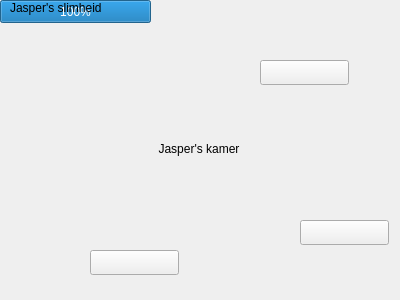
This is kamer_jasper.ui in djog/djog_nanos_2018 as Qt 5 draws it before an edit. The edited form follows.
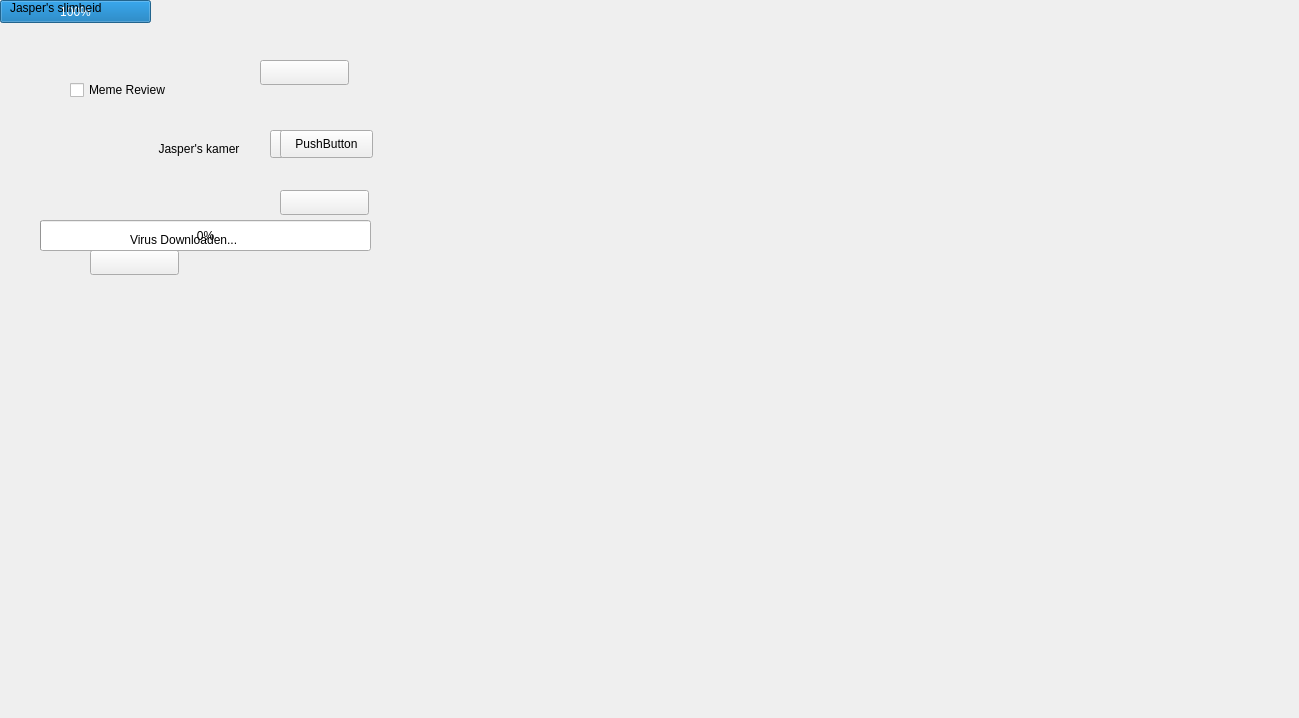
This is the edited form. Icons and pictures are not drawn.

The edit to the form file:
```diff
--- a/kamer_jasper.ui
+++ b/kamer_jasper.ui
@@ -6,8 +6,8 @@
    <rect>
     <x>0</x>
     <y>0</y>
-    <width>400</width>
-    <height>300</height>
+    <width>1299</width>
+    <height>718</height>
    </rect>
   </property>
   <property name="windowTitle">
@@ -32,8 +32,8 @@
   <widget class="QPushButton" name="knop_zw">
    <property name="geometry">
     <rect>
-     <x>300</x>
-     <y>220</y>
+     <x>280</x>
+     <y>190</y>
      <width>89</width>
      <height>25</height>
     </rect>
@@ -97,7 +97,7 @@
   <widget class="QLabel" name="label_3">
    <property name="geometry">
     <rect>
-     <x>20</x>
+     <x>90</x>
      <y>170</y>
      <width>101</width>
      <height>101</height>
@@ -113,8 +113,8 @@
   <widget class="QLabel" name="label_4">
    <property name="geometry">
     <rect>
-     <x>160</x>
-     <y>210</y>
+     <x>180</x>
+     <y>190</y>
      <width>55</width>
      <height>71</height>
     </rect>
@@ -126,6 +126,71 @@
     <pixmap>plaatjes/Creature_Zealot.gif</pixmap>
    </property>
   </widget>
+  <widget class="QCheckBox" name="checkBox">
+   <property name="geometry">
+    <rect>
+     <x>70</x>
+     <y>80</y>
+     <width>111</width>
+     <height>20</height>
+    </rect>
+   </property>
+   <property name="text">
+    <string>Meme Review</string>
+   </property>
+  </widget>
+  <widget class="QPushButton" name="pushButton">
+   <property name="geometry">
+    <rect>
+     <x>270</x>
+     <y>130</y>
+     <width>93</width>
+     <height>28</height>
+    </rect>
+   </property>
+   <property name="text">
+    <string>.</string>
+   </property>
+  </widget>
+  <widget class="QPushButton" name="pushButton_2">
+   <property name="geometry">
+    <rect>
+     <x>280</x>
+     <y>130</y>
+     <width>93</width>
+     <height>28</height>
+    </rect>
+   </property>
+   <property name="text">
+    <string>PushButton</string>
+   </property>
+  </widget>
+  <widget class="QProgressBar" name="progressBar_2">
+   <property name="geometry">
+    <rect>
+     <x>40</x>
+     <y>220</y>
+     <width>331</width>
+     <height>31</height>
+    </rect>
+   </property>
+   <property name="value">
+    <number>0</number>
+   </property>
+  </widget>
+  <widget class="QLabel" name="label_5">
+   <property name="geometry">
+    <rect>
+     <x>130</x>
+     <y>230</y>
+     <width>151</width>
+     <height>20</height>
+    </rect>
+   </property>
+   <property name="text">
+    <string>Virus Downloaden...</string>
+   </property>
+  </widget>
  </widget>
  <resources>
   <include location="djog_nanos_2018.qrc"/>
```
